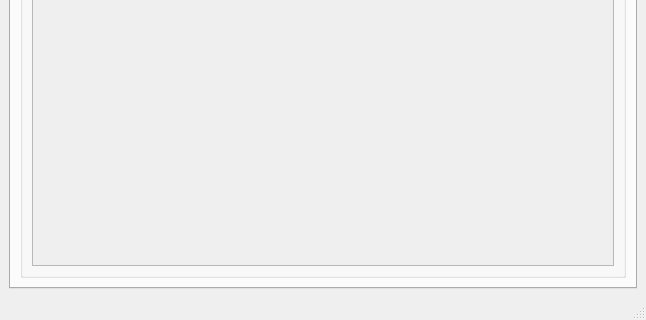
Atronar/VKStuff, file VKStuff/design.ui: the form before one commit; both pictures show x 0 to 646 and y 444 to 764 of the 646 by 764 pixel window.
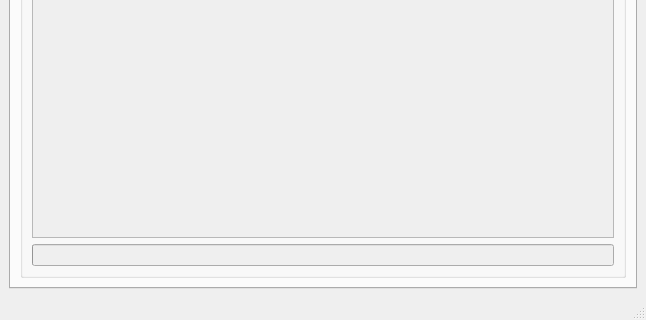
The form after the commit. The open tabs and pages were chosen to show the change.

Commit message: Добавлена строка прогресса в поиске по стене

Diff of the .ui file:
```diff
--- a/VKStuff/design.ui
+++ b/VKStuff/design.ui
@@ -458,6 +458,25 @@
              </column>
             </widget>
            </item>
+           <item>
+            <widget class="QProgressBar" name="vkspp_progressBar">
+             <property name="minimum">
+              <number>0</number>
+             </property>
+             <property name="maximum">
+              <number>1</number>
+             </property>
+             <property name="value">
+              <number>0</number>
+             </property>
+             <property name="textVisible">
+              <bool>false</bool>
+             </property>
+             <property name="format">
+              <string>%v/%m</string>
+             </property>
+            </widget>
+           </item>
           </layout>
          </widget>
         </item>
```
The commit also changes 2 other files.
